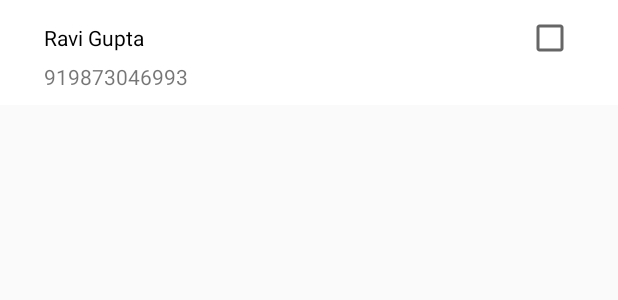
After one commit to SnaphyClients/MapsTrack, an Android app: the layout layout_select_contact.xml on its own in the app's theme, with its tools: preview values and no code run, on a phone screen of 412 x 824 dp. The commit adds this screen. Shown: the top 300 px of the screen. Run offline under Robolectric (Android 15) with nearby library versions, the phone set to English and light mode, and no system bars.

Commit message:
"Contact has been fetched successfully"

```diff
--- a/app/src/main/AndroidManifest.xml
+++ b/app/src/main/AndroidManifest.xml
@@ -4,6 +4,7 @@
 
     <uses-permission android:name="android.permission.INTERNET" />
     <uses-permission android:name="android.permission.ACCESS_FINE_LOCATION"/>
+    <uses-permission android:name="android.permission.READ_CONTACTS" />
     <application
         android:allowBackup="true"
         android:icon="@mipmap/ic_launcher"
--- /dev/null
+++ b/app/src/main/res/layout/layout_select_contact.xml
@@ -0,0 +1,47 @@
+<?xml version="1.0" encoding="utf-8"?>
+<RelativeLayout xmlns:android="http://schemas.android.com/apk/res/android"
+     android:layout_width="match_parent"
+    android:layout_height="wrap_content"
+    android:padding="9dp"
+    android:background="@color/white">
+
+    <RelativeLayout
+        android:layout_width="match_parent"
+        android:layout_height="wrap_content"
+        android:id="@+id/layout_fragment_select_contact_relative1">
+
+
+    <TextView
+        android:layout_width="wrap_content"
+        android:layout_height="wrap_content"
+        android:text="@string/layout_display_contact_textview1"
+        android:layout_marginTop="8dp"
+        android:layout_marginLeft="20dp"
+        android:textColor="@color/black"
+        android:textSize="14sp"
+        android:id="@+id/layout_fragment_show_contact_textview1"
+        android:layout_centerVertical="true"/>
+
+    <CheckBox
+        android:layout_width="wrap_content"
+        android:layout_height="wrap_content"
+        android:src="@mipmap/delete_purple"
+        android:background="@android:color/transparent"
+        android:layout_alignParentRight="true"
+        android:layout_centerInParent="true"
+        android:layout_gravity="right"
+        android:gravity="right"
+        android:id="@+id/layout_fragment_show_contact_checkbox1"
+        android:layout_marginRight="20dp"/>
+
+    </RelativeLayout>
+
+    <TextView
+        android:layout_width="wrap_content"
+        android:layout_height="wrap_content"
+        android:text="@string/layout_select_contact"
+        android:layout_below="@id/layout_fragment_select_contact_relative1"
+        android:id="@+id/layout_fragment_show_contact_textview2"
+        android:layout_marginLeft="20dp"/>
+
+</RelativeLayout>
--- a/app/src/main/res/values/strings.xml
+++ b/app/src/main/res/values/strings.xml
@@ -73,4 +73,8 @@
     <string name="no_address_found">No Address Found</string>
     <string name="address_found">Address Found</string>
 
+    <!--Show Contact Fragment-->
+    <string name="fragment_show_contact_textview0">Select Friends</string>
+    <string name="layout_select_contact">919873046993</string>
+
 </resources>
```
Also changed, not shown: app/build.gradle (+22 -14 lines), app/src/main/java/com/snaphy/mapstrack/Fragment/CreateEventFragment.java (+15 -17 lines), app/src/main/java/com/snaphy/mapstrack/Fragment/ShowContactFragment.java (added, +230 -0 lines), app/src/main/java/com/snaphy/mapstrack/MainActivity.java (+22 -1 lines), app/src/main/res/layout/fragment_show_contact.xml (added, +46 -0 lines).
